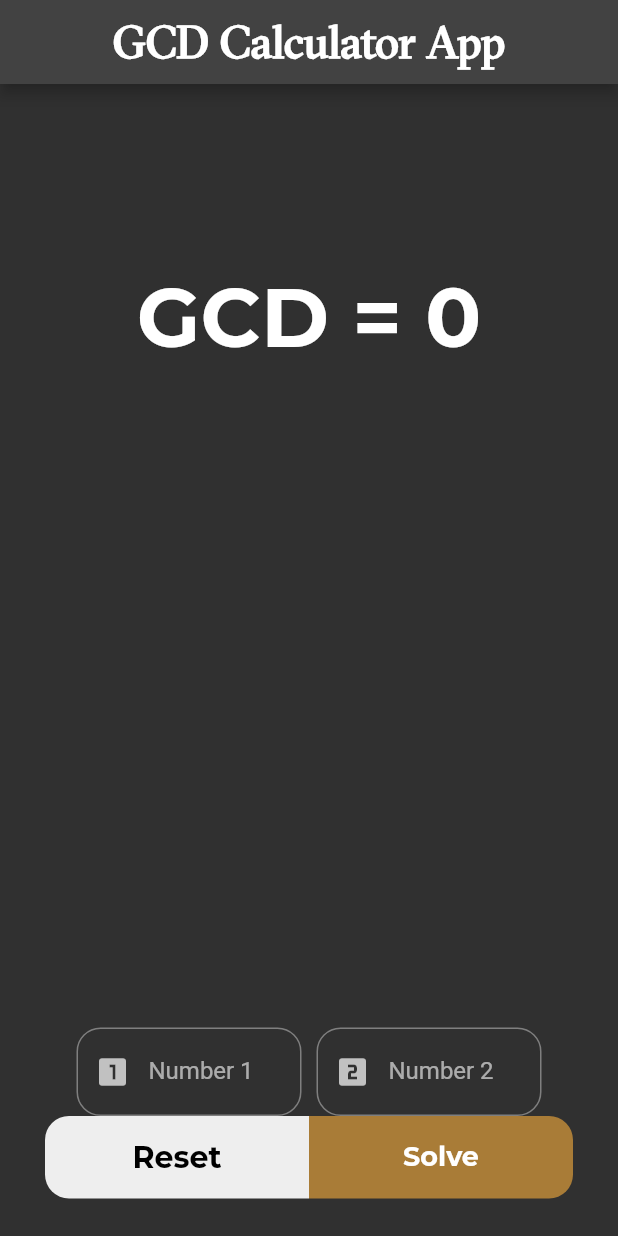
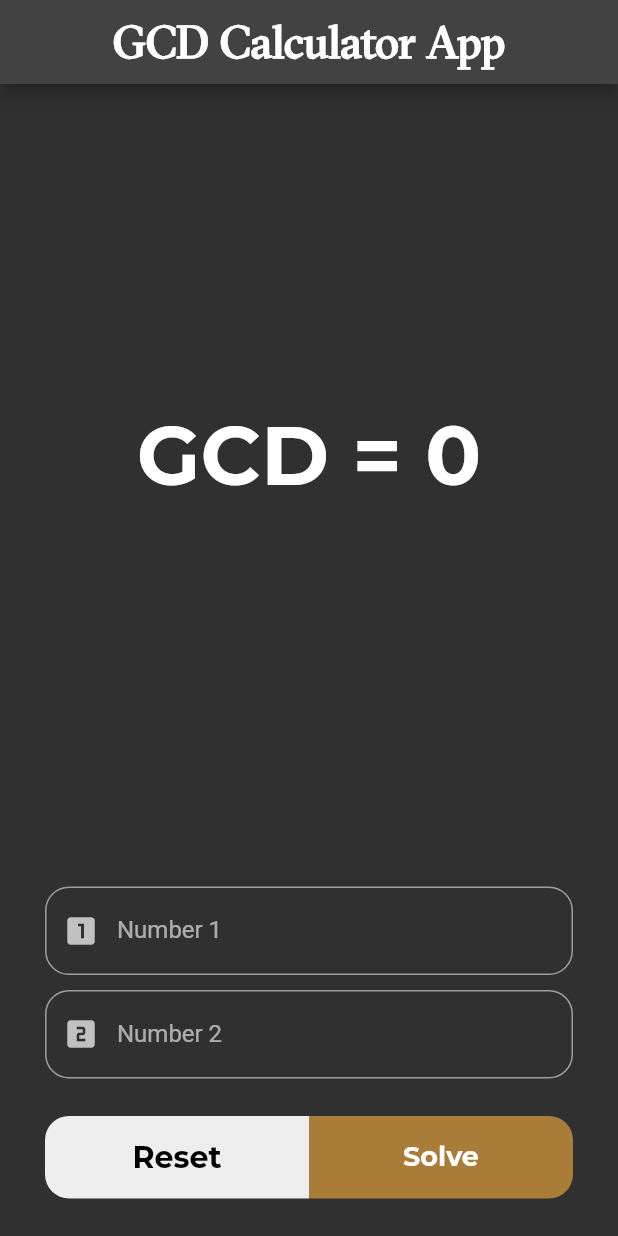
Before and after one commit to OmarAmeer96/Euclidean-Algo-App, a Flutter app: the screen it shows after launch, on a phone screen of 412 x 824 dp. Run offline on Flutter 3.47's test engine with Material 2 defaults, Android fonts, the phone set to English and light mode, and no system bars; our stand-ins replace shimmer.

Commit message:
Final Commit.

```diff
--- a/lib/views/home_view.dart
+++ b/lib/views/home_view.dart
@@ -36,7 +36,11 @@ class _HomeViewState extends State<HomeView> {
 
   @override
   Widget build(BuildContext context) {
-    return Scaffold(
+    return GestureDetector(
+      onTap: () {
+        FocusScope.of(context).unfocus();
+      },
+      child: Scaffold(
         appBar: AppBar(
           centerTitle: true,
           title: Text(
@@ -45,34 +49,41 @@ class _HomeViewState extends State<HomeView> {
                 .copyWith(fontSize: 30, fontWeight: FontWeight.bold),
           ),
         ),
-      body: Column(
+        body: CustomScrollView(
+          slivers: [
+            SliverToBoxAdapter(
+              child: Column(
                 children: [
                   Center(
                     child: Column(
                       mainAxisAlignment: MainAxisAlignment.center,
                       children: <Widget>[
-                const SizedBox(
-                  height: 40,
-                ),
                         SizedBox(
-                  height: Responsive.screenHeight(context) * 0.1,
+                          height: Responsive.screenHeight(context) * 0.26,
                         ),
                         Text(
                           'GCD = $gcd',
                           style: Styles.montserratBold.copyWith(
-                      fontSize: Responsive.textScaleFactor(context) * 55),
+                              fontSize:
+                                  Responsive.textScaleFactor(context) * 55),
                         ),
                       ],
                     ),
                   ),
-          const Expanded(
-            child: SizedBox(
-              height: 20,
+                ],
               ),
             ),
+            SliverFillRemaining(
+              hasScrollBody: false,
+              child: Column(
+                mainAxisAlignment: MainAxisAlignment.end,
+                children: [
                   CustomTextFields(
                     number1Controller: number1Controller,
                     number2Controller: number2Controller,
+                  ),
+                  const SizedBox(
+                    height: 25,
                   ),
                   GCDActions(
                     onPressed1: _calculateGCD,
@@ -89,6 +100,10 @@ class _HomeViewState extends State<HomeView> {
                   ),
                 ],
               ),
+            )
+          ],
+        ),
+      ),
     );
   }
 }
--- a/lib/widgets/custom_text_fields.dart
+++ b/lib/widgets/custom_text_fields.dart
@@ -12,55 +12,70 @@ class CustomTextFields extends StatelessWidget {
 
   @override
   Widget build(BuildContext context) {
-    return Row(
+    return Padding(
+      padding: const EdgeInsets.symmetric(horizontal: 30),
+      child: Column(
         mainAxisAlignment: MainAxisAlignment.center,
         children: [
           SizedBox(
-          width: 150,
             child: TextField(
               controller: number1Controller,
               decoration: InputDecoration(
                 labelText: 'Number 1',
                 border: OutlineInputBorder(
                   borderRadius: BorderRadius.circular(16),
-              ),
-              focusedBorder: const OutlineInputBorder(
                   borderSide: BorderSide(
-                  color:
-                      Colors.blue,
+                    color: Colors.grey.shade500,
                   ),
                 ),
-              prefixIcon:
-                  const Icon(Icons.looks_one),
-              hintText:
-                  'Enter number 1',
+                enabledBorder: OutlineInputBorder(
+                  borderRadius: BorderRadius.circular(16),
+                  borderSide: BorderSide(
+                    color: Colors.grey.shade500,
+                  ),
+                ),
+                focusedBorder: OutlineInputBorder(
+                  borderRadius: BorderRadius.circular(16),
+                  borderSide: const BorderSide(
+                    color: Colors.blue,
+                  ),
+                ),
+                prefixIcon: const Icon(Icons.looks_one),
+                hintText: 'Enter number 1',
               ),
             ),
           ),
-        const SizedBox(width: 10),
+          const SizedBox(height: 10),
           SizedBox(
-          width: 150,
             child: TextField(
               controller: number2Controller,
               decoration: InputDecoration(
                 labelText: 'Number 2',
                 border: OutlineInputBorder(
                   borderRadius: BorderRadius.circular(16),
-              ),
-              focusedBorder: const OutlineInputBorder(
                   borderSide: BorderSide(
-                  color:
-                      Colors.blue,
+                    color: Colors.grey.shade500,
                   ),
                 ),
-              prefixIcon:
-                  const Icon(Icons.looks_two),
-              hintText:
-                  'Enter number 2',
+                enabledBorder: OutlineInputBorder(
+                  borderRadius: BorderRadius.circular(16),
+                  borderSide: BorderSide(
+                    color: Colors.grey.shade500,
+                  ),
+                ),
+                focusedBorder: OutlineInputBorder(
+                  borderRadius: BorderRadius.circular(16),
+                  borderSide: const BorderSide(
+                    color: Colors.blue,
+                  ),
+                ),
+                prefixIcon: const Icon(Icons.looks_two),
+                hintText: 'Enter number 2',
               ),
             ),
           ),
         ],
+      ),
     );
   }
 }
--- a/pubspec.yaml
+++ b/pubspec.yaml
@@ -58,8 +58,8 @@ flutter:
   uses-material-design: true
 
   # To add assets to your application, add an assets section, like this:
-  assets:
-    - assets/images/
+  # assets:
+  #   - assets/images/
 
   # An image asset can refer to one or more resolution-specific "variants", see
   # https://flutter.dev/assets-and-images/#resolution-aware
```
Lines whose indentation alone changed are shown as unchanged.
